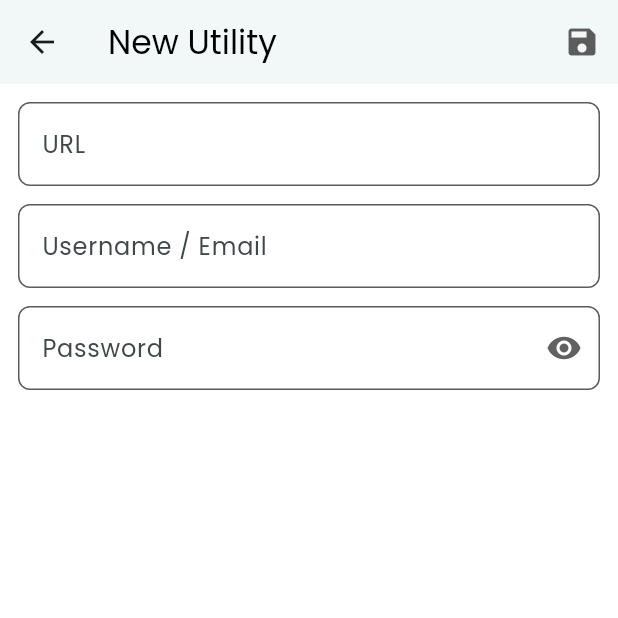
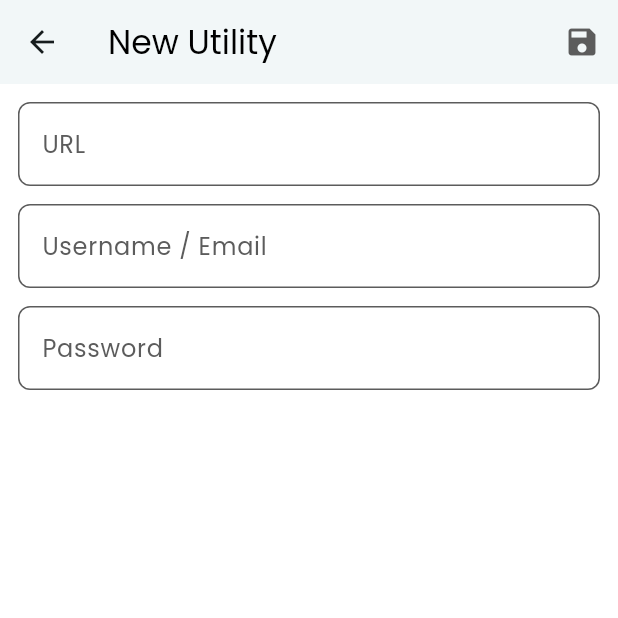
Before and after one commit to RathodJay15/NoTiLo-Notes-and-Utilities-app, a Flutter app: the UtilityPage screen opened directly, on a phone screen of 412 x 824 dp, the top half of it. Run offline on Flutter 3.47's test engine with Material 3 defaults, Android fonts, the phone set to English and light mode, and no system bars; our stand-ins replace cloud_firestore, firebase_auth, firebase_core, google_fonts, permission_handler; missing offline and left inert: universal_html; accounts and stored records are empty.

Commit message:
Bug fix utility password field. minor UI changes.

```diff
--- a/lib/note_page.dart
+++ b/lib/note_page.dart
@@ -367,8 +367,9 @@ class _NotePageState extends State<NotePage> {
               TextField(
                 controller: _titleController,
                 style: GoogleFonts.poppins(color: Colors.black),
-                decoration: const InputDecoration(
-                  hintText: "Title",
+                decoration: InputDecoration(
+                  labelText: "Title",
+                  labelStyle: GoogleFonts.poppins(color: Color(0xFF5C5C5C)),
                   border: InputBorder.none,
                 ),
               ),
@@ -377,8 +378,9 @@ class _NotePageState extends State<NotePage> {
                 child: TextField(
                   controller: _descriptionController,
                   style: GoogleFonts.poppins(color: Colors.black),
-                  decoration: const InputDecoration(
-                    hintText: "Description",
+                  decoration: InputDecoration(
+                    labelText: "Description",
+                    labelStyle: GoogleFonts.poppins(color: Color(0xFF5C5C5C)),
                     border: InputBorder.none,
                   ),
                   maxLines: null,
--- a/lib/utility_page.dart
+++ b/lib/utility_page.dart
@@ -25,10 +25,16 @@ class _UtilityPageState extends State<UtilityPage> {
   @override
   void initState() {
     super.initState();
+    // If opening an existing utility → load values + KEEP password hidden
     if (widget.utility != null) {
       _urlController.text = widget.utility!['url'];
       _usernameController.text = widget.utility!['usernameOrEmail'];
       _passwordController.text = widget.utility!['password'];
+
+      _obscurePassword = true;   // Existing → hidden
+    } else {
+      // Creating new utility → SHOW password field (not hidden)
+      _obscurePassword = false;  // NEW → visible
     }
 
     _urlController.addListener(_onEdited);
@@ -296,6 +302,48 @@ class _UtilityPageState extends State<UtilityPage> {
       }
     }
   }
+  Widget _buildPasswordField() {
+    // CASE 1 — NEW UTILITY → Normal TextField
+    if (widget.utility == null) {
+      return TextField(
+        controller: _passwordController,
+        obscureText: _obscurePassword,
+        style: GoogleFonts.poppins(color: Colors.black),
+        decoration: InputDecoration(
+          labelText: "Password",
+          labelStyle: GoogleFonts.poppins(color: Color(0xFF5C5C5C)),
+          border: InputBorder.none,
+        ),
+        onChanged: (_) => _onEdited(),
+      );
+    }
+
+    // CASE 2 — EXISTING UTILITY → Locked until verified
+    return GestureDetector(
+      onTap:  () => _verifyAndTogglePassword(),
+      child: AbsorbPointer(
+        absorbing: !_isVerified,
+        child: TextField(
+          controller: _passwordController,
+          obscureText: _obscurePassword,
+          style: GoogleFonts.poppins(color: Colors.black),
+          decoration: InputDecoration(
+            labelText: "Password",
+            labelStyle: GoogleFonts.poppins(color: Color(0xFF5C5C5C)),
+            border: InputBorder.none,
+            suffixIcon: IconButton(
+              icon: Icon(
+                _obscurePassword ? Icons.visibility : Icons.visibility_off,
+                color: Colors.grey,
+              ),
+              onPressed: _verifyAndTogglePassword,
+            ),
+          ),
+          onChanged: (_) => _onEdited(),
+        ),
+      ),
+    );
+  }
 
   @override
   Widget build(BuildContext context) {
@@ -337,33 +385,27 @@ class _UtilityPageState extends State<UtilityPage> {
               TextField(
                 controller: _urlController,
                 style: GoogleFonts.poppins(color: Colors.black),
-                decoration: const InputDecoration(hintText: "URL"),
+                decoration: InputDecoration(
+                  labelText: "URL",
+                  labelStyle: GoogleFonts.poppins(color: Color(0xFF5C5C5C)),
+                  border: InputBorder.none,
+                ),
               ),
               const SizedBox(height: 12),
               TextField(
                 controller: _usernameController,
                 style: GoogleFonts.poppins(color: Colors.black),
-                decoration: const InputDecoration(hintText: "Username / Email"),
+                decoration: InputDecoration(
+                  labelText: "Username / Email",
+                  labelStyle: GoogleFonts.poppins(color: Color(0xFF5C5C5C)),
+                  border: InputBorder.none,
+                ),
               ),
               const SizedBox(height: 12),
-              TextField(
-                controller: _passwordController,
-                obscureText: _obscurePassword,
-                readOnly: true,
-                style: GoogleFonts.poppins(color: Colors.black),
-                decoration: InputDecoration(
-                  hintText: "Password",
-                  suffixIcon: IconButton(
-                    icon: Icon(
-                      _obscurePassword
-                          ? Icons.visibility
-                          : Icons.visibility_off,
-                      color: Colors.grey[700],
-                    ),
-                    onPressed: _verifyAndTogglePassword,
-                  ),
-                ),
-              ),
+
+              //create password field
+              _buildPasswordField(),
+
             ],
           ),
         ),
```
